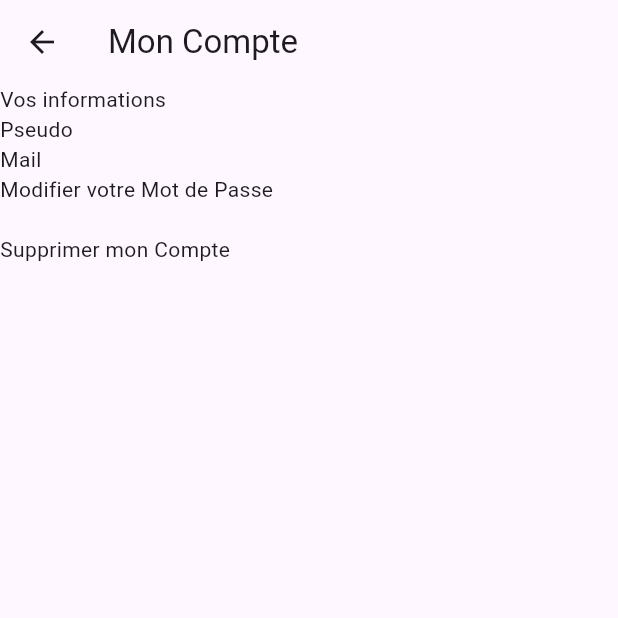
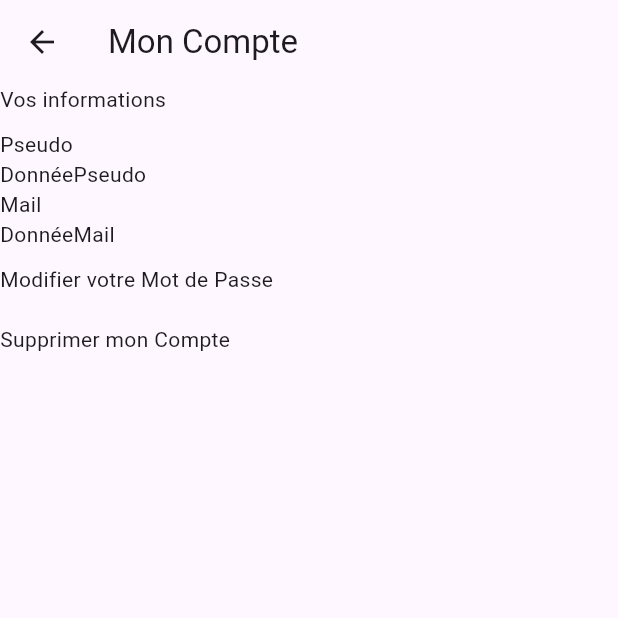
Before and after one commit to Christophe-miranville/blog_azurtech, a Flutter app: the AccountPage screen opened directly, on a phone screen of 412 x 824 dp, the top half of it. Run offline on Flutter 3.47's test engine with Material 3 defaults, Android fonts, the phone set to English and light mode, and no system bars.

```diff
--- a/lib/main.dart
+++ b/lib/main.dart
@@ -10,6 +10,7 @@ void main() {
 
 class MyApp extends StatelessWidget {
   const MyApp({super.key});
+
 
   @override
   Widget build(BuildContext context) {
--- a/lib/views/pages/login/account.dart
+++ b/lib/views/pages/login/account.dart
@@ -13,8 +13,16 @@ class AccountPage extends StatelessWidget {
         crossAxisAlignment: CrossAxisAlignment.start,
         children: [
           Text('Vos informations'),
+          SizedBox(
+            height: 10,
+          ),
           Text('Pseudo'),
+          Text('DonnéePseudo'),
           Text('Mail'),
+          Text('DonnéeMail'),
+          SizedBox(
+            height: 10,
+          ),
           Text('Modifier votre Mot de Passe'),
           SizedBox(
             height: 20,
--- a/pubspec.yaml
+++ b/pubspec.yaml
@@ -35,7 +35,8 @@ dependencies:
   # The following adds the Cupertino Icons font to your application.
   # Use with the CupertinoIcons class for iOS style icons.
   cupertino_icons: ^1.0.6
-  equatable: ^2.0.5
+  provider: ^6.1.2
+
 
 dev_dependencies:
   flutter_test:
```
Also changed, not shown: lib/models/users/login_user.dart (added, +9 -0 lines), lib/models/users/register_user.dart (added, +13 -0 lines), pubspec.lock.
